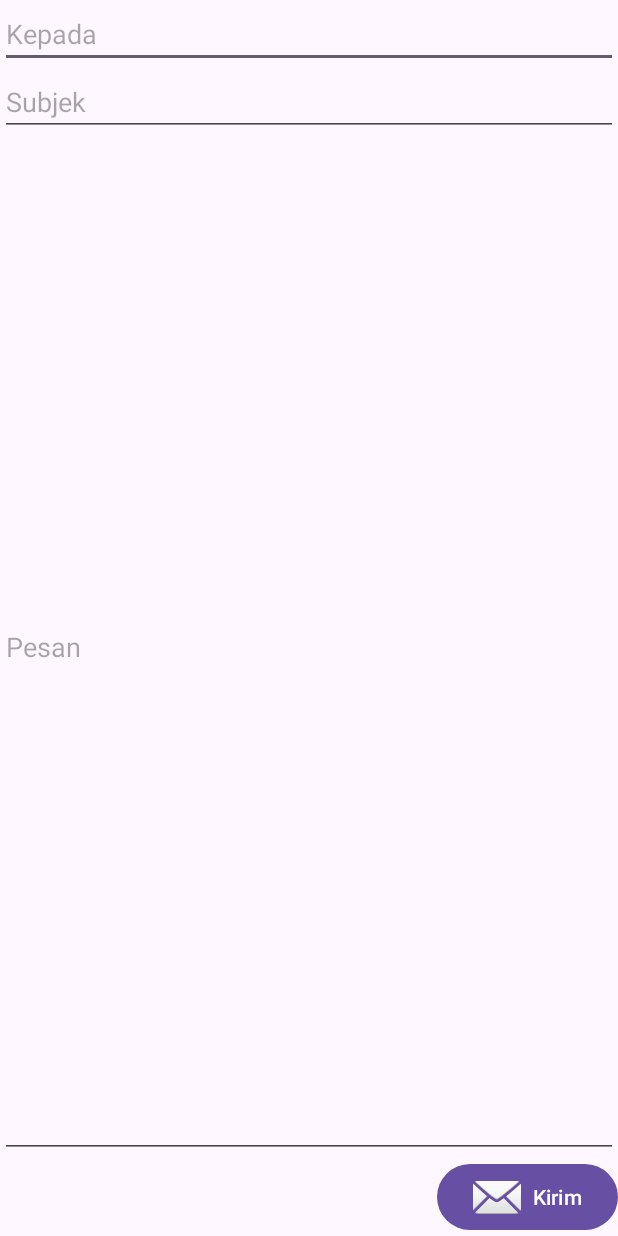
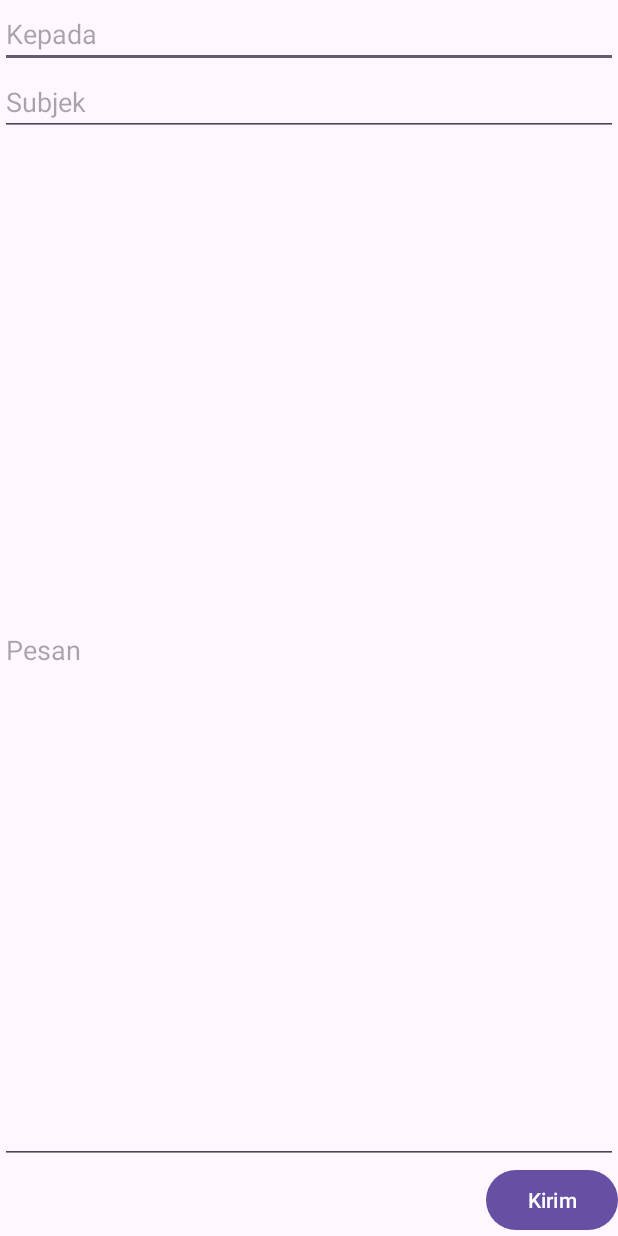
Before and after one commit to kevinandreas913/Android_Studio, an Android app: the screen it shows after launch (MainActivity), after a tap on "Kirim", on a phone screen of 412 x 824 dp. Run offline under Robolectric (Android 15) with nearby library versions, the phone set to English and light mode, and no system bars.

Commit message:
email form update

```diff
--- a/EMailForm/app/build.gradle.kts
+++ b/EMailForm/app/build.gradle.kts
@@ -8,7 +8,7 @@
 
     defaultConfig {
         applicationId = "com.ak222102468.e_mailform"
-        minSdk = 24
+        minSdk = 26
         targetSdk = 35
         versionCode = 1
         versionName = "1.0"
--- a/EMailForm/app/src/main/AndroidManifest.xml
+++ b/EMailForm/app/src/main/AndroidManifest.xml
@@ -2,6 +2,7 @@
 <manifest xmlns:android="http://schemas.android.com/apk/res/android"
     xmlns:tools="http://schemas.android.com/tools">
 
+    <uses-permission android:name="android.permission.POST_NOTIFICATIONS" />
     <application
         android:allowBackup="true"
         android:dataExtractionRules="@xml/data_extraction_rules"
--- a/EMailForm/app/src/main/java/com/ak222102468/e_mailform/MainActivity.java
+++ b/EMailForm/app/src/main/java/com/ak222102468/e_mailform/MainActivity.java
@@ -1,16 +1,23 @@
 package com.ak222102468.e_mailform;
 
+import android.annotation.SuppressLint;
 import android.app.NotificationChannel;
 import android.app.NotificationManager;
+import android.os.Build;
 import android.os.Bundle;
 import android.view.View;
 import android.widget.Button;
+import android.widget.Toast;
 
 import androidx.activity.EdgeToEdge;
+import androidx.annotation.RequiresApi;
 import androidx.appcompat.app.AppCompatActivity;
+import androidx.core.app.NotificationCompat;
 import androidx.core.graphics.Insets;
 import androidx.core.view.ViewCompat;
 import androidx.core.view.WindowInsetsCompat;
+
+import java.nio.channels.Channel;
 
 public class MainActivity extends AppCompatActivity {
 
@@ -26,7 +33,6 @@
             v.setPadding(systemBars.left, systemBars.top, systemBars.right, systemBars.bottom);
             return insets;
         });
-
         initKirimButton();
     }
 
@@ -36,7 +42,18 @@
         _kirimButton.setOnClickListener(new View.OnClickListener() {
             @Override
             public void onClick(View view) {
-                NotificationChannel channel= new NotificationChannel(id: "twChannel", name: "TW", NotificationManager.IMPORTANCE_DEFAULT);
+                NotificationChannel channel= new NotificationChannel("AndreasKevin", "AK", NotificationManager.IMPORTANCE_DEFAULT);
+
+                NotificationCompat.Builder builder = new NotificationCompat.Builder(getApplicationContext())
+                        .setSmallIcon(R.mipmap.ic_launcher)
+                        .setContentTitle("E-mail Form")
+                        .setContentText("E-mail sudah dikirim kepada anda")
+                        .setPriority(NotificationCompat.PRIORITY_DEFAULT)
+                        .setChannelId(channel.getId());
+
+                NotificationManager manager = (NotificationManager) getSystemService(NOTIFICATION_SERVICE);
+                manager.createNotificationChannel(channel);
+                manager.notify(1 , builder.build());
             }
         });
     }
--- a/EMailForm/app/src/main/res/layout/activity_main.xml
+++ b/EMailForm/app/src/main/res/layout/activity_main.xml
@@ -27,10 +27,9 @@
     <Button
         android:layout_width="wrap_content"
         android:layout_height="wrap_content"
-        android:layout_gravity="right"
+        android:layout_gravity="end"
         android:text="Kirim"
-        android:drawableLeft="@android:drawable/ic_dialog_email"
+        android:drawableStart="@android:drawable/ic_dialog_email"
         android:id="@+id/kirimButton"/>
 
-
 </LinearLayout>
```
